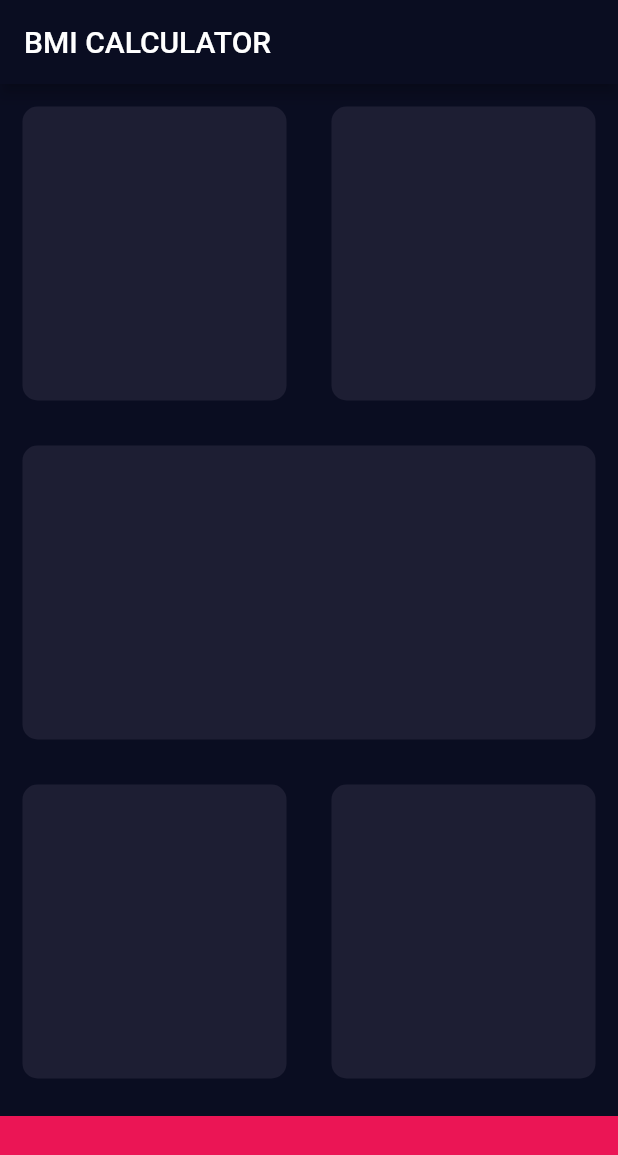
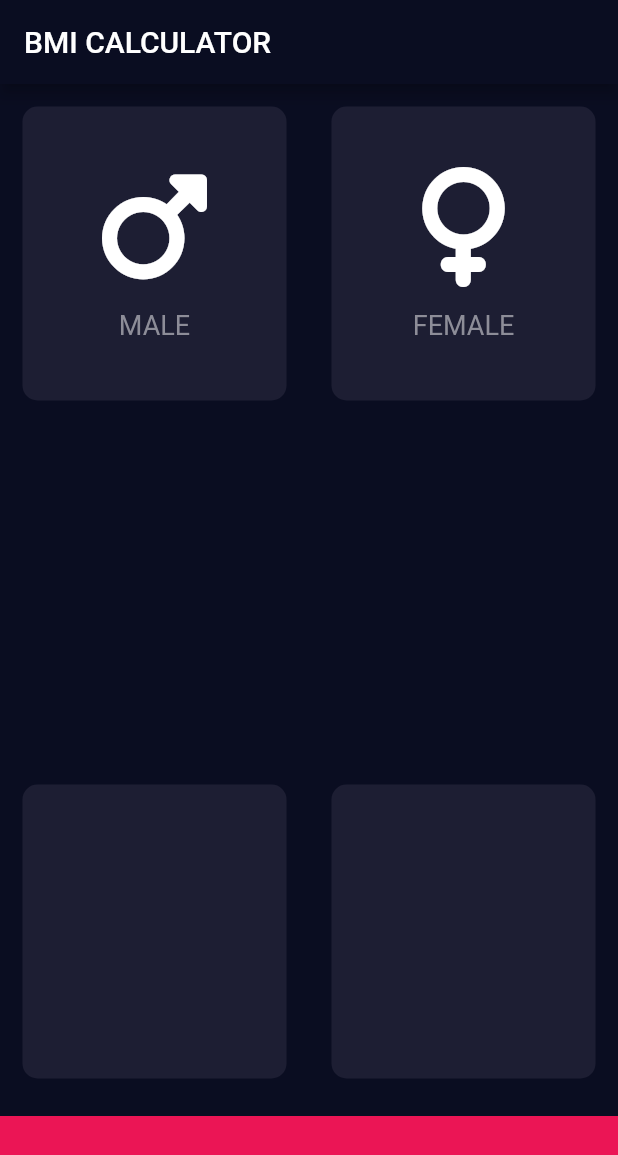
Before and after one commit to kristjansig1983/bmi_calculator, a Flutter app: the screen it shows after launch, on a phone screen of 412 x 824 dp. Shown: the top 1155 px of the screen. Run offline on Flutter 3.47's test engine with Material 2 defaults, Android fonts, the phone set to English and light mode, and no system bars; our stand-ins replace font_awesome_flutter.

Commit message:
Icons in top containers
Got icons in top two containers. Center container vanished, need to fix.

```diff
--- /dev/null
+++ b/lib/icon_content.dart
@@ -0,0 +1,33 @@
+import 'package:flutter/material.dart';
+
+const labelTextStyle = TextStyle(
+fontSize: 18.0,
+color: Color(0xFF8D8D98),
+);
+
+class IconContent extends StatelessWidget {
+  IconContent({required this.icon, required this.label});
+//these two to be able to reuse with different icons and text
+  final IconData icon;
+  final String label;
+
+  @override
+  Widget build(BuildContext context) {
+    return Column(
+      mainAxisAlignment: MainAxisAlignment.center,
+      children: [
+        Icon(
+          icon,
+          size: 80.0,
+        ),
+        SizedBox(
+          height: 15.0,
+        ),
+        Text(
+          label,
+          style: labelTextStyle,
+        ),
+      ],
+    );
+  }
+}
--- a/lib/imput_page.dart
+++ b/lib/imput_page.dart
@@ -1,4 +1,7 @@
 import 'package:flutter/material.dart';
+import 'package:font_awesome_flutter/font_awesome_flutter.dart';
+import 'icon_content.dart';
+import 'reusable_card.dart';
 
 const bottomContainerHeight = 80.0;
 //color for the 5 containers
@@ -25,12 +28,20 @@ class _InputPageState extends State<InputPage> {
               children: [
                 Expanded(
                   child: ReusableCard(
-                    colour:primaryContainersColor,
+                    colour: primaryContainersColor,
+                    cardChild: IconContent(
+                      icon: FontAwesomeIcons.mars,
+                      label: 'MALE',
+                    ),
                   ),
                 ),
                 Expanded(
                   child: ReusableCard(
                     colour: primaryContainersColor,
+                    cardChild: IconContent(
+                      icon: FontAwesomeIcons.venus,
+                      label: 'FEMALE',
+                    ),
                   ),
                 ),
               ],
@@ -39,6 +50,7 @@ class _InputPageState extends State<InputPage> {
           Expanded(
             child: ReusableCard(
               colour: primaryContainersColor,
+              cardChild: Column(),
             ),
           ),
           Expanded(
@@ -47,11 +59,13 @@ class _InputPageState extends State<InputPage> {
                 Expanded(
                   child: ReusableCard(
                     colour: primaryContainersColor,
+                    cardChild: Column(),
                   ),
                 ),
                 Expanded(
                   child: ReusableCard(
                     colour: primaryContainersColor,
+                    cardChild: Column(),
                   ),
                 ),
               ],
@@ -61,28 +75,10 @@ class _InputPageState extends State<InputPage> {
             color: bottomContainerColor,
             margin: EdgeInsets.only(top: 10.0),
             width: double.infinity,
-          height: bottomContainerHeight ,
+            height: bottomContainerHeight,
           )
         ],
       ),
     );
   }
 }
-
-class ReusableCard extends StatelessWidget {
-//Used to change color on column when in use
-   ReusableCard({required this.colour});
-
-  final Color colour;
-
-  @override
-  Widget build(BuildContext context) {
-    return Container(
-      margin: EdgeInsets.all(15.00),
-      decoration: BoxDecoration(
-        color: colour,
-        borderRadius: BorderRadius.circular(10.0),
-      ),
-    );
-  }
-}
--- /dev/null
+++ b/lib/reusable_card.dart
@@ -0,0 +1,21 @@
+import 'package:flutter/material.dart';
+
+class ReusableCard extends StatelessWidget {
+//Used to change color on column when in use
+  ReusableCard({required this.colour, required this.cardChild});
+
+  final Color colour;
+  final Widget cardChild;
+
+  @override
+  Widget build(BuildContext context) {
+    return Container(
+      child: cardChild,
+      margin: EdgeInsets.all(15.00),
+      decoration: BoxDecoration(
+        color: colour,
+        borderRadius: BorderRadius.circular(10.0),
+      ),
+    );
+  }
+}
```
Also changed, not shown: pubspec.yaml (+9 -38 lines), lib/container.dart (added), pubspec.lock. Lines whose indentation alone changed are shown as unchanged.
